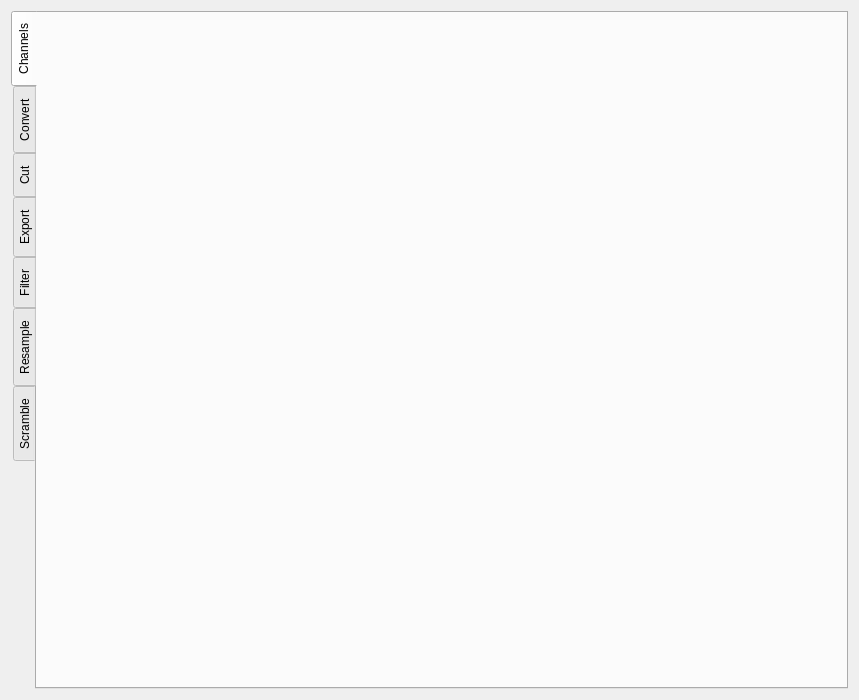
This is asammdf/gui/ui/file_widget.ui in danielhrisca/asammdf as Qt 5 draws it before an edit. The edited form follows.
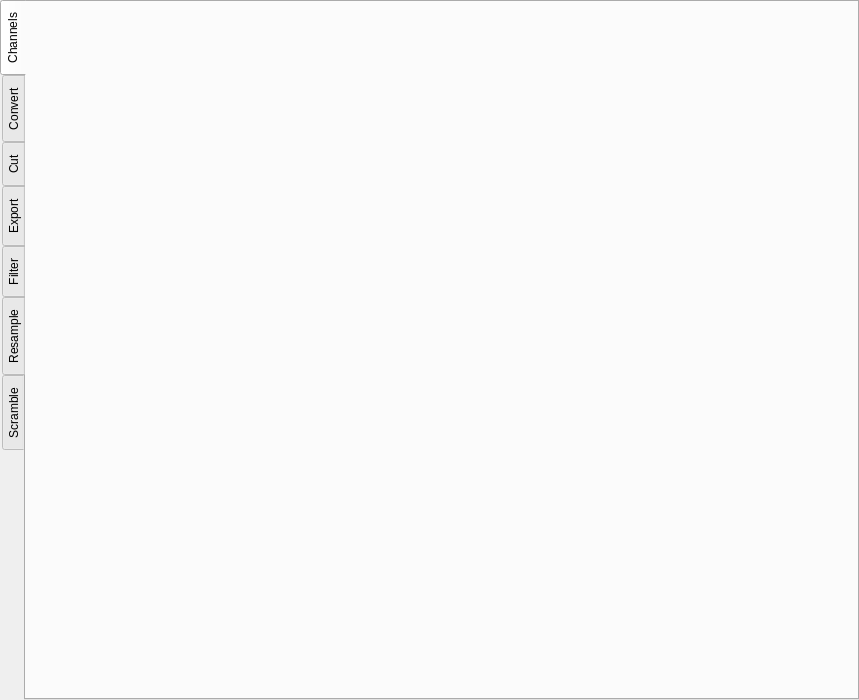
This is the edited form. Icons and pictures are not drawn.

What changed in the file:
```diff
--- a/asammdf/gui/ui/file_widget.ui
+++ b/asammdf/gui/ui/file_widget.ui
@@ -14,6 +14,12 @@
    <string>Form</string>
   </property>
   <layout class="QVBoxLayout" name="verticalLayout">
+   <property name="spacing">
+    <number>0</number>
+   </property>
+   <property name="margin">
+    <number>0</number>
+   </property>
    <item>
     <widget class="QTabWidget" name="aspects">
      <property name="tabPosition">
@@ -22,6 +28,9 @@
      <property name="currentIndex">
       <number>0</number>
      </property>
+     <property name="documentMode">
+      <bool>false</bool>
+     </property>
      <widget class="QWidget" name="channels_tab">
       <attribute name="icon">
        <iconset resource="resource.qrc">
@@ -31,6 +40,21 @@
        <string>Channels</string>
       </attribute>
       <layout class="QVBoxLayout" name="verticalLayout_8">
+       <property name="spacing">
+        <number>2</number>
+       </property>
+       <property name="leftMargin">
+        <number>1</number>
+       </property>
+       <property name="topMargin">
+        <number>0</number>
+       </property>
+       <property name="rightMargin">
+        <number>1</number>
+       </property>
+       <property name="bottomMargin">
+        <number>0</number>
+       </property>
        <item>
         <widget class="QSplitter" name="splitter">
          <property name="orientation">
```
Left out of the diff: 55 changed lines with no effect on the pictures.
